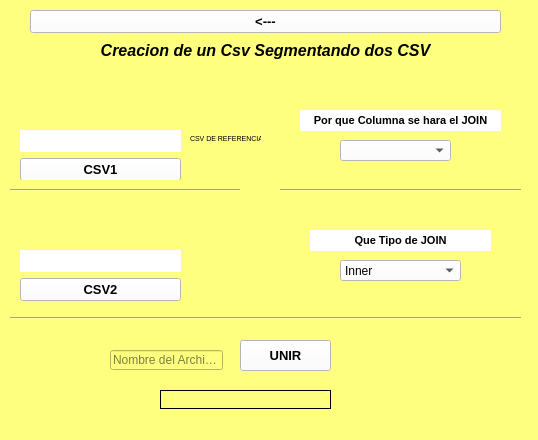
Old version of the form CSV/interfaz/VentanaUnirCSV.ui in the repository DanielRojas2002/PyQt5.
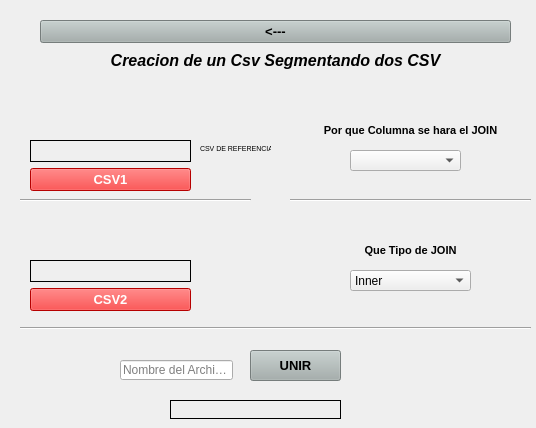
New version of the form. Icons and pictures are not drawn.

Diff of the .ui file:
```diff
--- a/CSV/interfaz/VentanaUnirCSV.ui
+++ b/CSV/interfaz/VentanaUnirCSV.ui
@@ -6,22 +6,22 @@
    <rect>
     <x>0</x>
     <y>0</y>
-    <width>538</width>
-    <height>440</height>
+    <width>536</width>
+    <height>428</height>
    </rect>
   </property>
   <property name="windowTitle">
    <string>Segmentador de CSV´s</string>
   </property>
   <property name="styleSheet">
-   <string notr="true">background-color: rgb(255, 255, 127);</string>
+   <string notr="true"/>
   </property>
   <widget class="QWidget" name="centralwidget">
    <widget class="QPushButton" name="unir">
     <property name="geometry">
      <rect>
-      <x>240</x>
-      <y>340</y>
+      <x>250</x>
+      <y>350</y>
       <width>91</width>
       <height>31</height>
      </rect>
@@ -39,7 +39,9 @@
 	background-color: rgb(165, 175, 173);
 }
 QPushButton{
-	background-color: rgb(255, 255, 255);
+	
+background-color: rgb(165, 175, 173);
+	color: rgb(0, 0, 0);
 }</string>
     </property>
     <property name="text">
@@ -49,8 +51,8 @@
    <widget class="QWidget" name="layoutWidget">
     <property name="geometry">
      <rect>
-      <x>20</x>
-      <y>130</y>
+      <x>30</x>
+      <y>140</y>
       <width>161</width>
       <height>51</height>
      </rect>
@@ -67,7 +69,10 @@
         </font>
        </property>
        <property name="styleSheet">
-        <string notr="true">background-color: rgb(255, 255, 255);</string>
+        <string notr="true"/>
+       </property>
+       <property name="frameShape">
+        <enum>QFrame::Box</enum>
        </property>
        <property name="text">
         <string/>
@@ -92,7 +97,8 @@
 	background-color: rgb(165, 175, 173);
 }
 QPushButton{
-	background-color: rgb(255, 255, 255);
+	background-color: rgb(255, 0, 0);
+	color: rgb(255, 255, 255);
 }</string>
        </property>
        <property name="text">
@@ -105,8 +111,8 @@
    <widget class="QLabel" name="subtitulo1">
     <property name="geometry">
      <rect>
-      <x>300</x>
-      <y>110</y>
+      <x>310</x>
+      <y>120</y>
       <width>201</width>
       <height>21</height>
      </rect>
@@ -119,7 +125,7 @@
      </font>
     </property>
     <property name="styleSheet">
-     <string notr="true">background-color: rgb(255, 255, 255);</string>
+     <string notr="true"/>
     </property>
     <property name="text">
      <string>Por que Columna se hara el JOIN</string>
@@ -131,21 +137,21 @@
    <widget class="QComboBox" name="columnajoin">
     <property name="geometry">
      <rect>
-      <x>340</x>
-      <y>140</y>
+      <x>350</x>
+      <y>150</y>
       <width>111</width>
       <height>21</height>
      </rect>
     </property>
     <property name="styleSheet">
-     <string notr="true">background-color: rgb(255, 255, 255);</string>
+     <string notr="true"/>
     </property>
    </widget>
    <widget class="QLabel" name="subtitulo2">
     <property name="geometry">
      <rect>
-      <x>310</x>
-      <y>230</y>
+      <x>320</x>
+      <y>240</y>
       <width>181</width>
       <height>21</height>
      </rect>
@@ -158,7 +164,7 @@
      </font>
     </property>
     <property name="styleSheet">
-     <string notr="true">background-color: rgb(255, 255, 255);</string>
+     <string notr="true"/>
     </property>
     <property name="text">
      <string>Que Tipo de JOIN</string>
@@ -170,14 +176,14 @@
    <widget class="QComboBox" name="tipo_join">
     <property name="geometry">
      <rect>
-      <x>340</x>
-      <y>260</y>
+      <x>350</x>
+      <y>270</y>
       <width>121</width>
       <height>21</height>
      </rect>
     </property>
     <property name="styleSheet">
-     <string notr="true">background-color: rgb(255, 255, 255);</string>
+     <string notr="true"/>
     </property>
     <item>
      <property name="text">
@@ -203,8 +209,8 @@
    <widget class="QLabel" name="resultado">
     <property name="geometry">
      <rect>
-      <x>160</x>
-      <y>390</y>
+      <x>170</x>
+      <y>400</y>
       <width>171</width>
       <height>19</height>
      </rect>
@@ -232,8 +238,8 @@
    <widget class="QLabel" name="img1">
     <property name="geometry">
      <rect>
-      <x>80</x>
-      <y>70</y>
+      <x>90</x>
+      <y>80</y>
       <width>51</width>
       <height>51</height>
      </rect>
@@ -251,8 +257,8 @@
    <widget class="QLabel" name="img2">
     <property name="geometry">
      <rect>
-      <x>70</x>
-      <y>200</y>
+      <x>80</x>
+      <y>210</y>
       <width>51</width>
       <height>41</height>
      </rect>
@@ -270,12 +276,15 @@
    <widget class="Line" name="line">
     <property name="geometry">
      <rect>
-      <x>10</x>
-      <y>180</y>
+      <x>20</x>
+      <y>190</y>
       <width>231</width>
       <height>21</height>
      </rect>
     </property>
+    <property name="styleSheet">
+     <string notr="true"/>
+    </property>
     <property name="orientation">
      <enum>Qt::Horizontal</enum>
     </property>
@@ -283,12 +292,15 @@
    <widget class="Line" name="line_2">
     <property name="geometry">
      <rect>
-      <x>10</x>
-      <y>310</y>
+      <x>20</x>
+      <y>320</y>
       <width>511</width>
       <height>16</height>
      </rect>
     </property>
+    <property name="styleSheet">
+     <string notr="true"/>
+    </property>
     <property name="orientation">
      <enum>Qt::Horizontal</enum>
     </property>
@@ -296,8 +308,8 @@
    <widget class="QLabel" name="img3">
     <property name="geometry">
      <rect>
-      <x>240</x>
-      <y>170</y>
+      <x>250</x>
+      <y>180</y>
       <width>41</width>
       <height>41</height>
      </rect>
@@ -318,12 +330,15 @@
    <widget class="Line" name="line_3">
     <property name="geometry">
      <rect>
-      <x>280</x>
-      <y>180</y>
+      <x>290</x>
+      <y>190</y>
       <width>241</width>
       <height>20</height>
      </rect>
     </property>
+    <property name="styleSheet">
+     <string notr="true"/>
+    </property>
     <property name="orientation">
      <enum>Qt::Horizontal</enum>
     </property>
@@ -331,8 +346,8 @@
    <widget class="QLabel" name="img4">
     <property name="geometry">
      <rect>
-      <x>60</x>
-      <y>340</y>
+      <x>70</x>
+      <y>350</y>
       <width>41</width>
       <height>41</height>
      </rect>
@@ -353,8 +368,8 @@
    <widget class="QLabel" name="img5">
     <property name="geometry">
      <rect>
-      <x>360</x>
-      <y>340</y>
+      <x>370</x>
+      <y>350</y>
       <width>41</width>
       <height>41</height>
      </rect>
@@ -375,8 +390,8 @@
    <widget class="QLabel" name="img6">
     <property name="geometry">
      <rect>
-      <x>440</x>
-      <y>330</y>
+      <x>450</x>
+      <y>340</y>
       <width>71</width>
       <height>61</height>
      </rect>
@@ -397,8 +412,8 @@
    <widget class="QLabel" name="label">
     <property name="geometry">
      <rect>
-      <x>190</x>
-      <y>130</y>
+      <x>200</x>
+      <y>140</y>
       <width>71</width>
       <height>16</height>
      </rect>
@@ -408,6 +423,9 @@
       <pointsize>5</pointsize>
      </font>
     </property>
+    <property name="styleSheet">
+     <string notr="true"/>
+    </property>
     <property name="text">
      <string>CSV DE REFERENCIA</string>
     </property>
@@ -415,8 +433,8 @@
    <widget class="QWidget" name="layoutWidget">
     <property name="geometry">
      <rect>
-      <x>30</x>
-      <y>10</y>
+      <x>40</x>
+      <y>20</y>
       <width>471</width>
       <height>51</height>
      </rect>
@@ -440,7 +458,9 @@
 	background-color: rgb(165, 175, 173);
 }
 QPushButton{
-	background-color: rgb(255, 255, 255);
+	
+background-color: rgb(165, 175, 173);
+	color: rgb(0, 0, 0);
 }</string>
        </property>
        <property name="text">
@@ -458,6 +478,9 @@
          <bold>true</bold>
         </font>
        </property>
+       <property name="styleSheet">
+        <string notr="true"/>
+       </property>
        <property name="text">
         <string>Creacion de un Csv Segmentando dos CSV</string>
        </property>
@@ -471,8 +494,8 @@
    <widget class="QWidget" name="layoutWidget">
     <property name="geometry">
      <rect>
-      <x>20</x>
-      <y>250</y>
+      <x>30</x>
+      <y>260</y>
       <width>161</width>
       <height>51</height>
      </rect>
@@ -489,7 +512,10 @@
         </font>
        </property>
        <property name="styleSheet">
-        <string notr="true">background-color: rgb(255, 255, 255);</string>
+        <string notr="true"/>
+       </property>
+       <property name="frameShape">
+        <enum>QFrame::Box</enum>
        </property>
        <property name="text">
         <string/>
@@ -514,7 +540,8 @@
 	background-color: rgb(165, 175, 173);
 }
 QPushButton{
-	background-color: rgb(255, 255, 255);
+	background-color: rgb(255, 0, 0);
+	color: rgb(255, 255, 255);
 }</string>
        </property>
        <property name="text">
@@ -527,12 +554,15 @@
    <widget class="QLineEdit" name="nombrearchivo">
     <property name="geometry">
      <rect>
-      <x>110</x>
-      <y>350</y>
+      <x>120</x>
+      <y>360</y>
       <width>113</width>
       <height>20</height>
      </rect>
     </property>
+    <property name="styleSheet">
+     <string notr="true"/>
+    </property>
     <property name="text">
      <string/>
     </property>
@@ -541,17 +571,6 @@
     </property>
    </widget>
   </widget>
-  <widget class="QMenuBar" name="menubar">
-   <property name="geometry">
-    <rect>
-     <x>0</x>
-     <y>0</y>
-     <width>538</width>
-     <height>21</height>
-    </rect>
-   </property>
-  </widget>
-  <widget class="QStatusBar" name="statusbar"/>
  </widget>
  <resources/>
  <connections/>
```
Left out of the diff: 34 changed lines with no effect on the pictures.
